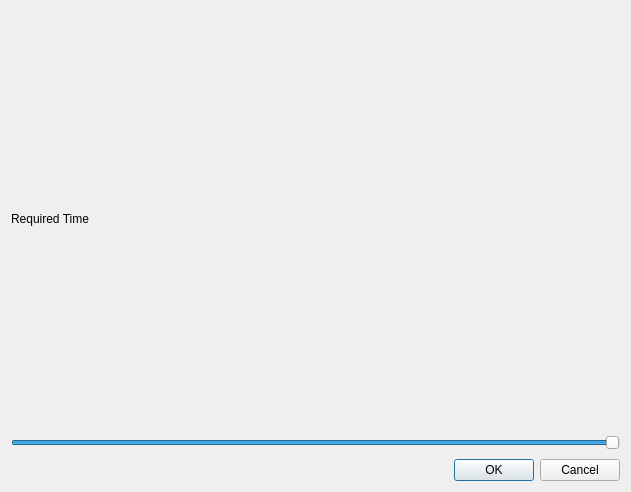
First picture: the form in src/windows/preview-window.ui, repository flux3dp/swiftray, before the edit.
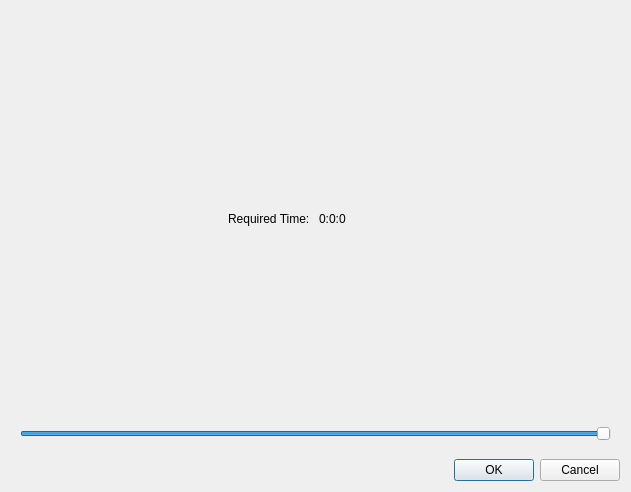
Second picture: the form after the edit.

Patch:
```diff
--- a/src/windows/preview-window.ui
+++ b/src/windows/preview-window.ui
@@ -23,24 +23,19 @@
       <enum>QFrame::Raised</enum>
      </property>
      <layout class="QVBoxLayout" name="verticalLayout_2">
-      <property name="leftMargin">
-       <number>0</number>
-      </property>
-      <property name="topMargin">
-       <number>0</number>
-      </property>
-      <property name="rightMargin">
-       <number>0</number>
-      </property>
-      <property name="bottomMargin">
-       <number>0</number>
-      </property>
       <item>
-       <layout class="QGridLayout" name="gridLayout_2">
-        <item row="0" column="0">
-         <widget class="QLabel" name="requiredTime">
+       <layout class="QHBoxLayout" name="horizontalLayout">
+        <item alignment="Qt::AlignRight">
+         <widget class="QLabel" name="requiredTimeTitle">
           <property name="text">
-           <string>Required Time</string>
+           <string>Required Time: </string>
+          </property>
+         </widget>
+        </item>
+        <item>
+         <widget class="QLabel" name="requiredTimeLabel">
+          <property name="text">
+           <string>0:0:0</string>
           </property>
          </widget>
         </item>
```
